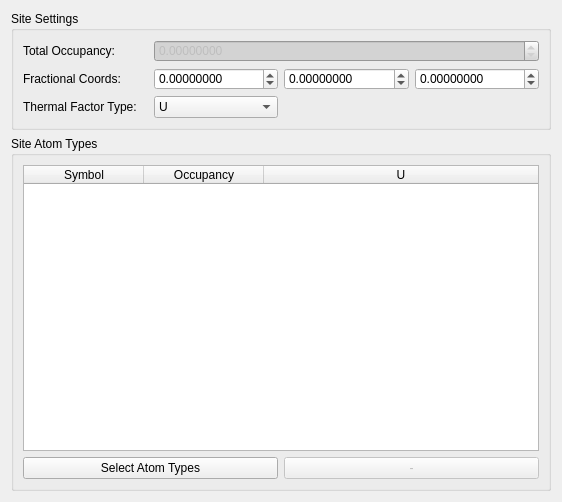
Old version of the form hexrd/ui/resources/ui/material_site_editor.ui in the repository HEXRD/hexrdgui.
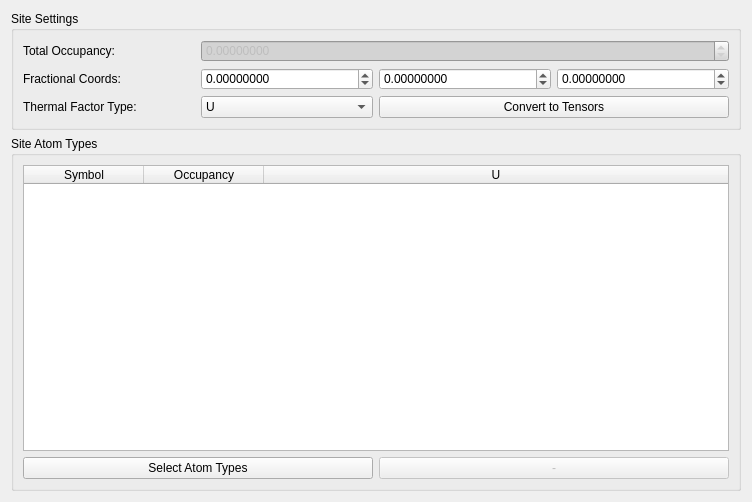
New version of the form. Custom widgets are drawn as their Qt base class.

Commit message:
Add a button to convert U scalars to tensors
This is just for convenience, as it makes it a little clearer
that the users can convert U scalars to tensors.

```diff
--- a/hexrd/ui/resources/ui/material_site_editor.ui
+++ b/hexrd/ui/resources/ui/material_site_editor.ui
@@ -6,7 +6,7 @@
    <rect>
     <x>0</x>
     <y>0</y>
-    <width>562</width>
+    <width>752</width>
     <height>502</height>
    </rect>
   </property>
@@ -198,6 +198,13 @@
         </item>
        </widget>
       </item>
+      <item row="2" column="2" colspan="2">
+       <widget class="QPushButton" name="convert_u_to_tensors">
+        <property name="text">
+         <string>Convert to Tensors</string>
+        </property>
+       </widget>
+      </item>
      </layout>
     </widget>
    </item>
```
Left out of the diff: 1 changed line with no effect on the pictures. The commit also changes 1 other file.
